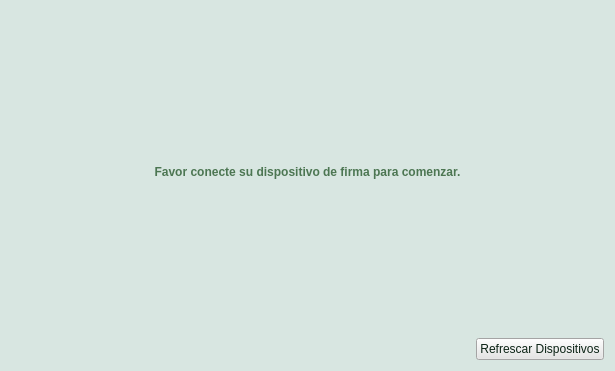
First picture: the form in client_fva/ui/ui_elements/tabdefault.ui, repository luisza/dfva_client, before the edit.
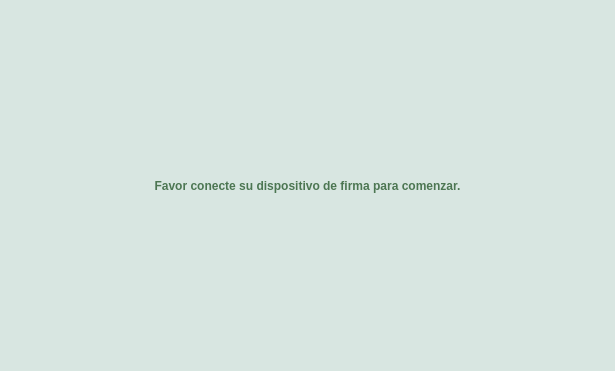
Second picture: the form after the edit. Icons and pictures are not drawn.

Commit message: Some fixes and improvements.  Also, make settings another window instead of displaying in general tab (so we prevent a lot of issues).

```diff
--- a/client_fva/ui/ui_elements/tabdefault.ui
+++ b/client_fva/ui/ui_elements/tabdefault.ui
@@ -63,47 +63,6 @@
      </property>
     </spacer>
    </item>
-   <item row="3" column="0">
-    <spacer name="horizontalSpacer">
-     <property name="orientation">
-      <enum>Qt::Horizontal</enum>
-     </property>
-     <property name="sizeHint" stdset="0">
-      <size>
-       <width>424</width>
-       <height>20</height>
-      </size>
-     </property>
-    </spacer>
-   </item>
-   <item row="3" column="1">
-    <widget class="QPushButton" name="refreshDevices">
-     <property name="layoutDirection">
-      <enum>Qt::LeftToRight</enum>
-     </property>
-     <property name="styleSheet">
-      <string notr="true">color: rgb(11, 35, 21);
-background-color: rgb(229, 229, 229);
-</string>
-     </property>
-     <property name="text">
-      <string>Refrescar Dispositivos</string>
-     </property>
-     <property name="icon">
-      <iconset resource="resources.qrc">
-       <normaloff>:/images/refresh.png</normaloff>:/images/refresh.png</iconset>
-     </property>
-     <property name="autoDefault">
-      <bool>false</bool>
-     </property>
-     <property name="default">
-      <bool>false</bool>
-     </property>
-     <property name="flat">
-      <bool>false</bool>
-     </property>
-    </widget>
-   </item>
   </layout>
  </widget>
  <resources>
```
Left out of the diff: 26 changed lines with no effect on the pictures. The commit also changes 7 other files.
